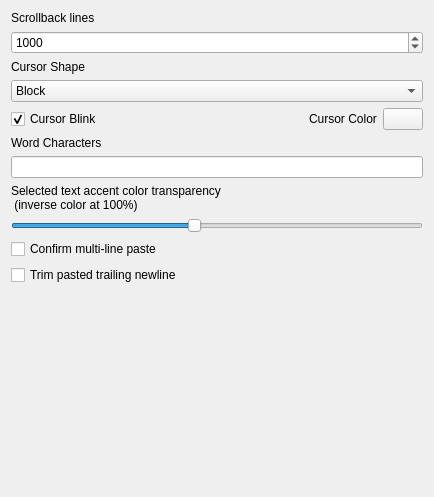
First picture: the form in src/globaloptions/globaloptionsterminalwidget.ui, repository QQxiaoming/quardCRT, before the edit.
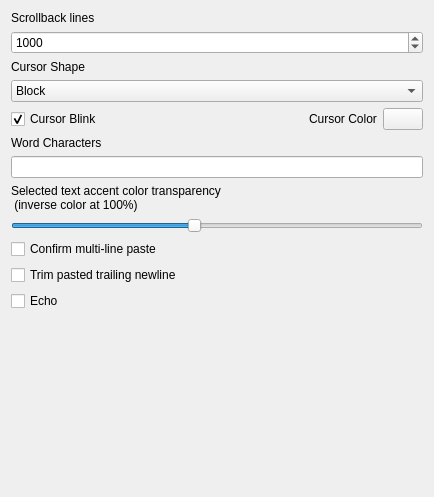
Second picture: the form after the edit.

Commit message: Add echo feature

Patch:
```diff
--- a/src/globaloptions/globaloptionsterminalwidget.ui
+++ b/src/globaloptions/globaloptionsterminalwidget.ui
@@ -168,6 +168,16 @@
      </property>
     </widget>
    </item>
+   <item>
+    <widget class="QCheckBox" name="checkBoxEcho">
+     <property name="toolTip">
+      <string>Enable echo</string>
+     </property>
+     <property name="text">
+      <string>Echo</string>
+     </property>
+    </widget>
+   </item>
    <item>
     <spacer name="verticalSpacer">
      <property name="orientation">
```
The commit also changes 33 other files.
